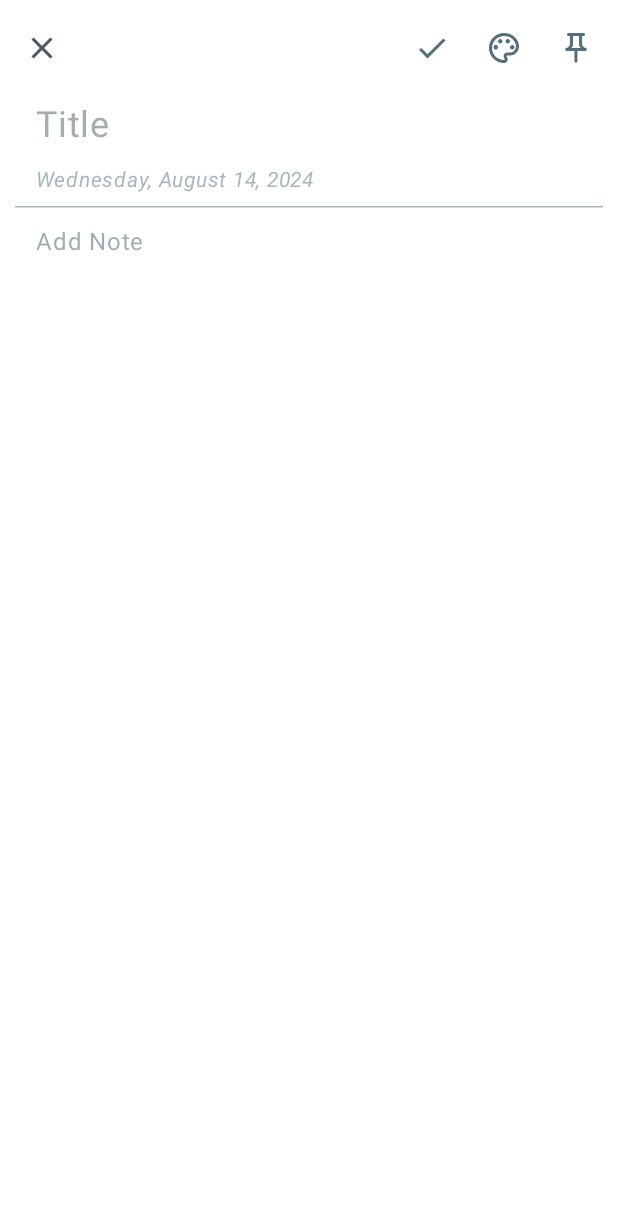
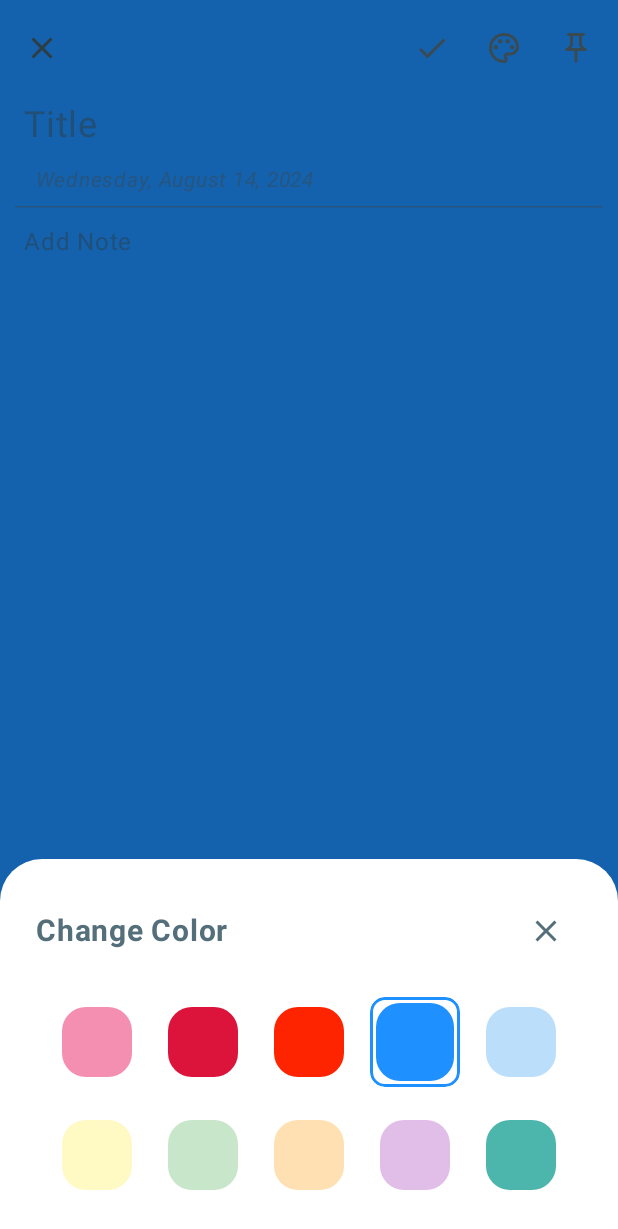
Before and after one commit to tahasin007/MemoSnap, an Android app built with Jetpack Compose: the composable EditNoteScreen shown on its own in the app's theme, after a tap on "Palette", on a phone screen of 412 x 824 dp. Shown: the top 1229 px of the screen. Run offline under Robolectric (Android 15) with nearby library versions, the phone set to English and light mode, and no system bars.

Commit message:
feat: Designed Bottom Sheet for color palette menu

```diff
--- a/app/build.gradle.kts
+++ b/app/build.gradle.kts
@@ -70,4 +70,5 @@ dependencies {
     implementation (libs.material3)
     implementation (libs.androidx.navigation.compose)
     implementation (libs.androidx.material.icons.extended)
+    implementation (libs.accompanist.systemuicontroller)
 }
--- a/app/src/main/java/com/android/memosnap/app/MemoSnapApp.kt
+++ b/app/src/main/java/com/android/memosnap/app/MemoSnapApp.kt
@@ -7,16 +7,23 @@ import androidx.compose.material3.ModalNavigationDrawer
 import androidx.compose.material3.Scaffold
 import androidx.compose.material3.rememberDrawerState
 import androidx.compose.runtime.Composable
+import androidx.compose.runtime.getValue
 import androidx.compose.ui.Modifier
+import androidx.navigation.compose.currentBackStackEntryAsState
 import androidx.navigation.compose.rememberNavController
 import com.android.memosnap.ui.component.DrawerMenuContent
 import com.android.memosnap.ui.component.FluidBottomNavigationBar
 import com.android.memosnap.ui.navigation.MyAppNavHost
+import com.android.memosnap.ui.screens.Screen
 
 @Composable
 fun MemoSnapApp() {
     val navController = rememberNavController()
     val drawerState = rememberDrawerState(DrawerValue.Closed)
+
+    // Get current route
+    val currentBackStackEntry by navController.currentBackStackEntryAsState()
+    val currentRoute = currentBackStackEntry?.destination?.route
 
     ModalNavigationDrawer(
         drawerState = drawerState,
@@ -28,10 +35,14 @@ fun MemoSnapApp() {
         content = {
             Scaffold(
                 bottomBar = {
-                    FluidBottomNavigationBar(
-                        navController = navController,
-                        drawerState = drawerState
-                    )
+                    if (currentRoute == null ||
+                        currentRoute.contains(Screen.EditNote.route).not()
+                    ) {
+                        FluidBottomNavigationBar(
+                            navController = navController,
+                            drawerState = drawerState
+                        )
+                    }
                 }
             ) { innerPadding ->
                 Box(modifier = Modifier.padding(innerPadding)) {
--- /dev/null
+++ b/app/src/main/java/com/android/memosnap/ui/component/BottomSheetContainer.kt
@@ -0,0 +1,137 @@
+package com.android.memosnap.ui.component
+
+import androidx.compose.foundation.layout.Arrangement
+import androidx.compose.foundation.layout.Column
+import androidx.compose.foundation.layout.Row
+import androidx.compose.foundation.layout.Spacer
+import androidx.compose.foundation.layout.fillMaxWidth
+import androidx.compose.foundation.layout.height
+import androidx.compose.foundation.layout.padding
+import androidx.compose.material.icons.Icons
+import androidx.compose.material.icons.filled.Close
+import androidx.compose.material3.ExperimentalMaterial3Api
+import androidx.compose.material3.Icon
+import androidx.compose.material3.IconButton
+import androidx.compose.material3.MaterialTheme
+import androidx.compose.material3.ModalBottomSheet
+import androidx.compose.material3.Text
+import androidx.compose.material3.rememberModalBottomSheetState
+import androidx.compose.runtime.Composable
+import androidx.compose.ui.Alignment
+import androidx.compose.ui.Modifier
+import androidx.compose.ui.graphics.Color
+import androidx.compose.ui.graphics.toArgb
+import androidx.compose.ui.text.font.FontWeight
+import androidx.compose.ui.unit.dp
+import androidx.compose.ui.unit.sp
+import com.android.memosnap.ui.screens.ColorBox
+import com.android.memosnap.ui.theme.CrimsonRed
+import com.android.memosnap.ui.theme.DodgerBlue
+import com.android.memosnap.ui.theme.Lavender
+import com.android.memosnap.ui.theme.PaleBlue
+import com.android.memosnap.ui.theme.PastelGreen
+import com.android.memosnap.ui.theme.Peach
+import com.android.memosnap.ui.theme.Scarlet
+import com.android.memosnap.ui.theme.SoftPink
+import com.android.memosnap.ui.theme.SoftYellow
+import com.android.memosnap.ui.theme.Teal
+
+@OptIn(ExperimentalMaterial3Api::class)
+@Composable
+fun BottomSheetContainer(
+    isBottomSheetOpen: Boolean = false,
+    onDismiss: (Boolean) -> Unit,
+    noteColor: Color,
+    onColorChange: (Int) -> Unit
+) {
+    val bottomSheetState = rememberModalBottomSheetState()
+
+    val colors: List<Color> = listOf(
+        SoftPink,
+        CrimsonRed,
+        Scarlet,
+        DodgerBlue,
+        PaleBlue,
+        SoftYellow,
+        PastelGreen,
+        Peach,
+        Lavender,
+        Teal
+    )
+
+    if (isBottomSheetOpen) {
+        ModalBottomSheet(
+            onDismissRequest = { onDismiss(false) },
+            sheetState = bottomSheetState,
+            containerColor = Color.White,
+            dragHandle = {
+                Spacer(modifier = Modifier)
+            }
+        ) {
+            Column(
+                modifier = Modifier
+                    .fillMaxWidth()
+                    .padding(all = 24.dp)
+            ) {
+                Row(
+                    modifier = Modifier.fillMaxWidth(),
+                    verticalAlignment = Alignment.CenterVertically,
+                    horizontalArrangement = Arrangement.SpaceBetween
+                ) {
+                    Text(
+                        text = "Change Color",
+                        fontSize = 20.sp,
+                        fontWeight = FontWeight.Bold,
+                        color = MaterialTheme.colorScheme.primary
+                    )
+
+                    IconButton(onClick = { onDismiss(false) }) {
+                        Icon(
+                            Icons.Default.Close,
+                            contentDescription = "Close",
+                            tint = MaterialTheme.colorScheme.primary
+                        )
+                    }
+                }
+
+                Spacer(modifier = Modifier.height(20.dp))
+
+                Column {
+                    Row(
+                        modifier = Modifier.fillMaxWidth(),
+                        horizontalArrangement = Arrangement.SpaceEvenly,
+                        verticalAlignment = Alignment.CenterVertically
+                    ) {
+                        colors.take(5).forEach { color ->
+                            ColorBox(
+                                color = color,
+                                isSelected = color == noteColor,
+                                onClick = {
+                                    onColorChange.invoke(color.toArgb())
+                                }
+                            )
+                        }
+                    }
+
+                    Spacer(modifier = Modifier.height(15.dp))
+
+                    Row(
+                        modifier = Modifier.fillMaxWidth(),
+                        horizontalArrangement = Arrangement.SpaceEvenly,
+                        verticalAlignment = Alignment.CenterVertically
+                    ) {
+                        colors.drop(5).forEach { color ->
+                            ColorBox(
+                                color = color,
+                                isSelected = color == noteColor,
+                                onClick = {
+                                    onColorChange.invoke(color.toArgb())
+                                }
+                            )
+                        }
+                    }
+                }
+            }
+        }
+    }
+}
--- a/app/src/main/java/com/android/memosnap/ui/component/EditeNoteTextField.kt
+++ b/app/src/main/java/com/android/memosnap/ui/component/EditeNoteTextField.kt
@@ -25,7 +25,7 @@ fun EditeNoteTextField(
     maxLines: Int = Int.MAX_VALUE
 ) {
     Box(
-        modifier = modifier.padding(horizontal = 24.dp, vertical = 5.dp)
+        modifier = modifier.padding(horizontal = 16.dp, vertical = 5.dp)
     ) {
         BasicTextField(
             value = text,
--- /dev/null
+++ b/app/src/main/java/com/android/memosnap/ui/screens/ColorBox.kt
@@ -0,0 +1,52 @@
+package com.android.memosnap.ui.screens
+
+import androidx.compose.animation.core.animateDpAsState
+import androidx.compose.animation.core.tween
+import androidx.compose.foundation.background
+import androidx.compose.foundation.border
+import androidx.compose.foundation.clickable
+import androidx.compose.foundation.layout.Box
+import androidx.compose.foundation.layout.fillMaxSize
+import androidx.compose.foundation.layout.padding
+import androidx.compose.foundation.layout.size
+import androidx.compose.foundation.shape.RoundedCornerShape
+import androidx.compose.runtime.Composable
+import androidx.compose.runtime.getValue
+import androidx.compose.ui.Modifier
+import androidx.compose.ui.draw.clip
+import androidx.compose.ui.graphics.Color
+import androidx.compose.ui.unit.dp
+
+@Composable
+fun ColorBox(
+    color: Color,
+    isSelected: Boolean,
+    onClick: () -> Unit
+) {
+    val innerPadding by animateDpAsState(
+        targetValue = if (isSelected) 0.dp else 2.5.dp,
+        animationSpec = tween(durationMillis = 500), label = ""
+    )
+
+    Box(
+        modifier = Modifier
+            .size(60.dp)
+            .padding(innerPadding)
+            .clip(RoundedCornerShape(10.dp))
+            .border(
+                width = 2.dp,
+                color = if (isSelected) color else Color.Transparent,
+                shape = RoundedCornerShape(10.dp)
+            )
+            .background(Color.Transparent)
+            .clickable(onClick = onClick)
+    ) {
+        Box(
+            modifier = Modifier
+                .fillMaxSize()
+                .padding(4.dp)
+                .clip(RoundedCornerShape(16.dp))
+                .background(color)
+        )
+    }
+}
--- a/app/src/main/java/com/android/memosnap/ui/screens/EditNoteEvent.kt
+++ b/app/src/main/java/com/android/memosnap/ui/screens/EditNoteEvent.kt
@@ -4,5 +4,6 @@ sealed class EditNoteEvent {
     data class EnteredTitle(val title: String) : EditNoteEvent()
     data class EnteredBody(val body: String) : EditNoteEvent()
     data class ChangeColor(val color: Int) : EditNoteEvent()
+    data class ChangeBottomSheetVisibility(val isVisible: Boolean) : EditNoteEvent()
     data object SaveNote : EditNoteEvent()
 }
--- a/app/src/main/java/com/android/memosnap/ui/screens/EditNoteScreen.kt
+++ b/app/src/main/java/com/android/memosnap/ui/screens/EditNoteScreen.kt
@@ -24,9 +24,11 @@ import androidx.compose.material3.TopAppBar
 import androidx.compose.material3.TopAppBarDefaults
 import androidx.compose.runtime.Composable
 import androidx.compose.ui.Modifier
+import androidx.compose.ui.graphics.Color
 import androidx.compose.ui.text.font.FontStyle
 import androidx.compose.ui.unit.dp
 import androidx.compose.ui.unit.sp
+import com.android.memosnap.ui.component.BottomSheetContainer
 import com.android.memosnap.ui.component.EditeNoteTextField
 import com.android.memosnap.utils.NoteUtils
 
@@ -34,15 +36,15 @@ import com.android.memosnap.utils.NoteUtils
 @Composable
 fun EditNoteScreen(onBack: () -> Unit) {
     val viewModel = EditTextViewModel()
-    val noteState = viewModel.state
+    val noteState = viewModel.noteState
+    val uiState = viewModel.uiState
 
     Scaffold(
         topBar = {
             TopAppBar(
                 title = { },
                 colors = TopAppBarDefaults.topAppBarColors(
-                    containerColor = MaterialTheme.colorScheme.onPrimary,
-                    titleContentColor = MaterialTheme.colorScheme.primary
+                    containerColor = Color(noteState.value.color)
                 ),
                 navigationIcon = {
                     IconButton(onClick = onBack) {
@@ -50,14 +52,23 @@ fun EditNoteScreen(onBack: () -> Unit) {
                     }
                 },
                 actions = {
-                    IconButton(onClick = { }) {
+                    IconButton(onClick = {
+                        viewModel.onEvent(EditNoteEvent.SaveNote)
+                        onBack.invoke()
+                    }) {
                         Icon(
                             Icons.Default.Done,
                             contentDescription = "Done",
                             tint = MaterialTheme.colorScheme.primary
                         )
                     }
-                    IconButton(onClick = { }) {
+                    IconButton(onClick = {
+                        viewModel.onEvent(
+                            EditNoteEvent.ChangeBottomSheetVisibility(
+                                uiState.value.isBottomSheetOpen.not()
+                            )
+                        )
+                    }) {
                         Icon(
                             Icons.Outlined.Palette,
                             contentDescription = "Palette",
@@ -78,7 +89,7 @@ fun EditNoteScreen(onBack: () -> Unit) {
         Column(
             modifier = Modifier
                 .fillMaxSize()
-                .background(MaterialTheme.colorScheme.onPrimary)
+                .background(Color(noteState.value.color))
                 .padding(padding)
         ) {
             EditeNoteTextField(
@@ -94,7 +105,7 @@ fun EditNoteScreen(onBack: () -> Unit) {
             Spacer(modifier = Modifier.height(5.dp))
 
             Text(
-                text = noteState.value.data.ifEmpty { NoteUtils.getCurrentFormattedDate() },
+                text = noteState.value.date.ifEmpty { NoteUtils.getCurrentFormattedDate() },
                 color = MaterialTheme.colorScheme.primary.copy(alpha = 0.5f),
                 fontSize = 14.sp,
                 modifier = Modifier
@@ -122,6 +133,17 @@ fun EditNoteScreen(onBack: () -> Unit) {
                 modifier = Modifier.fillMaxHeight(),
                 textSize = 16.sp
             )
+
+            BottomSheetContainer(
+                isBottomSheetOpen = uiState.value.isBottomSheetOpen,
+                noteColor = Color(noteState.value.color),
+                onDismiss = {
+                    viewModel.onEvent(EditNoteEvent.ChangeBottomSheetVisibility(it))
+                },
+                onColorChange = {
+                    viewModel.onEvent(EditNoteEvent.ChangeColor(it))
+                }
+            )
         }
     }
 }
--- a/app/src/main/java/com/android/memosnap/ui/screens/EditTextState.kt
+++ b/app/src/main/java/com/android/memosnap/ui/screens/EditTextState.kt
@@ -1,7 +1,11 @@
 package com.android.memosnap.ui.screens
+
+import androidx.compose.ui.graphics.toArgb
+import com.android.memosnap.ui.theme.DodgerBlue
 
 data class EditTextState(
     val title: String = "",
     val body: String = "",
-    val data: String = ""
+    val date: String = "",
+    val color: Int = DodgerBlue.toArgb()
 )
--- /dev/null
+++ b/app/src/main/java/com/android/memosnap/ui/screens/EditTextUIState.kt
@@ -0,0 +1,5 @@
+package com.android.memosnap.ui.screens
+
+data class EditTextUIState(
+    val isBottomSheetOpen: Boolean = false
+)
--- a/app/src/main/java/com/android/memosnap/ui/screens/EditTextViewModel.kt
+++ b/app/src/main/java/com/android/memosnap/ui/screens/EditTextViewModel.kt
@@ -5,23 +5,39 @@ import androidx.compose.runtime.mutableStateOf
 import androidx.lifecycle.ViewModel
 
 class EditTextViewModel : ViewModel() {
-    private val _state = mutableStateOf(EditTextState())
-    val state: State<EditTextState> = _state
+    private val _noteState = mutableStateOf(EditTextState())
+    val noteState: State<EditTextState> = _noteState
+
+    private val _uiState = mutableStateOf(EditTextUIState())
+    val uiState: State<EditTextUIState> = _uiState
 
     fun onEvent(event: EditNoteEvent) {
         when (event) {
-            is EditNoteEvent.ChangeColor -> TODO()
+            is EditNoteEvent.ChangeColor -> changeColor(event.color)
             is EditNoteEvent.EnteredBody -> enterBody(event.body)
             is EditNoteEvent.EnteredTitle -> enterTitle(event.title)
-            is EditNoteEvent.SaveNote -> TODO()
+            is EditNoteEvent.SaveNote -> saveNote()
+            is EditNoteEvent.ChangeBottomSheetVisibility -> changeBottomSheetVisibility(event.isVisible)
         }
     }
 
+    private fun changeColor(color: Int) {
+        _noteState.value = _noteState.value.copy(color = color)
+    }
+
+    private fun saveNote() {
+
+    }
+
+    private fun changeBottomSheetVisibility(isVisible: Boolean) {
+        _uiState.value = _uiState.value.copy(isBottomSheetOpen = isVisible)
+    }
+
     private fun enterTitle(title: String) {
-        _state.value = _state.value.copy(title = title)
+        _noteState.value = _noteState.value.copy(title = title)
     }
 
     private fun enterBody(body: String) {
-        _state.value = _state.value.copy(body = body)
+        _noteState.value = _noteState.value.copy(body = body)
     }
 }
--- a/app/src/main/java/com/android/memosnap/ui/theme/Color.kt
+++ b/app/src/main/java/com/android/memosnap/ui/theme/Color.kt
@@ -15,3 +15,14 @@ val SecondaryDark = Color(0xFF455A64)
 val OnSecondaryDark = Color(0xFFECEFF1) //*
 val SurfaceDark = Color(0xFF1C313A)
 val OnSurfaceDark = Color(0xFFCFD8DC)
+
+val SoftPink = Color(0xFFF48FB1)
+val CrimsonRed = Color(0xFFDC143C)
+val Scarlet = Color(0xFFFF2400)
+val DodgerBlue = Color(0xFF1E90FF)
+val PaleBlue = Color(0xFFBBDEFB)
+val SoftYellow = Color(0xFFFFF9C4)
+val PastelGreen = Color(0xFFC8E6C9)
+val Peach = Color(0xFFFFE0B2)
+val Lavender = Color(0xFFE1BEE7)
+val Teal = Color(0xFF4DB6AC)
--- a/gradle/libs.versions.toml
+++ b/gradle/libs.versions.toml
@@ -1,4 +1,5 @@
 [versions]
+accompanistSystemuicontroller = "0.30.0"
 agp = "8.5.0"
 kotlin = "1.9.0"
 coreKtx = "1.13.1"
@@ -13,6 +14,7 @@ materialIconsExtended = "1.6.8"
 navigationCompose = "2.7.7"
 
 [libraries]
+accompanist-systemuicontroller = { module = "com.google.accompanist:accompanist-systemuicontroller", version.ref = "accompanistSystemuicontroller" }
 androidx-core-ktx = { group = "androidx.core", name = "core-ktx", version.ref = "coreKtx" }
 androidx-material-icons-extended = { module = "androidx.compose.material:material-icons-extended", version.ref = "materialIconsExtended" }
 androidx-navigation-compose = { module = "androidx.navigation:navigation-compose", version.ref = "navigationCompose" }
```
